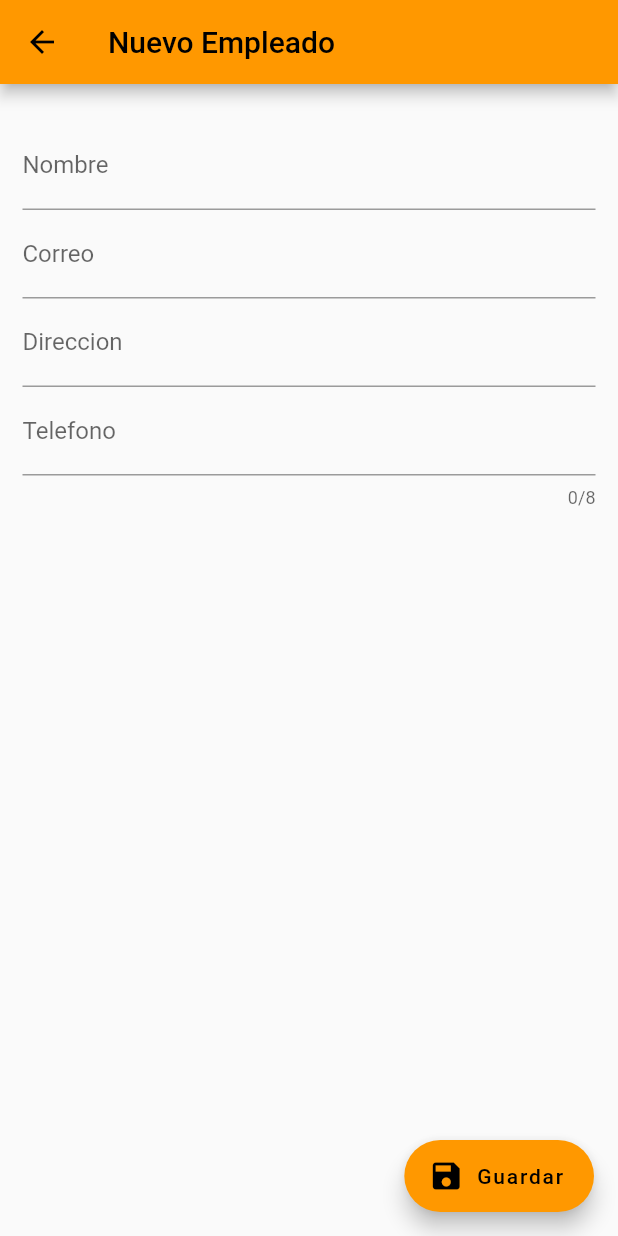
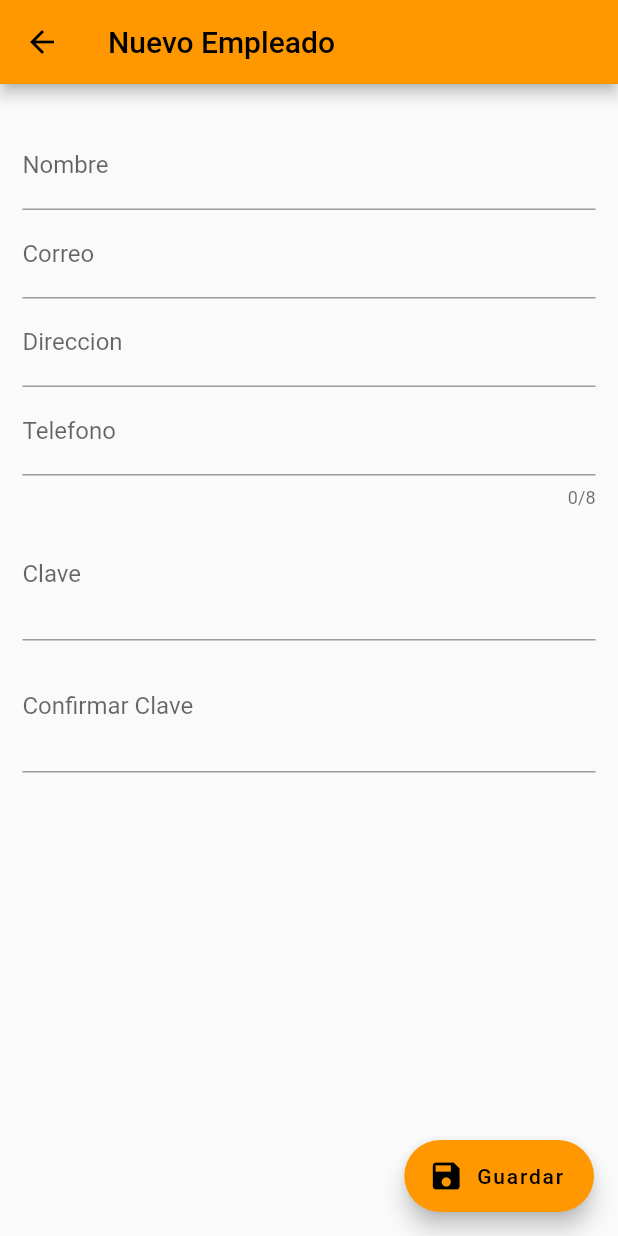
Before and after one commit to robert-virtual/lacteos_san_esteban_app, a Flutter app: the EmpleadosForm screen opened by its route, on a phone screen of 412 x 824 dp. Run offline on Flutter 3.47's test engine with Material 2 defaults, Android fonts, the phone set to English and light mode, and no system bars; our stand-ins replace cloud_firestore, firebase_auth, firebase_core, get; accounts and stored records are empty; network calls fail.

Commit message:
password textfileds

```diff
--- a/lib/pages/empleados/empleados_form.dart
+++ b/lib/pages/empleados/empleados_form.dart
@@ -12,6 +12,8 @@ class EmpleadosForm extends StatelessWidget {
   final correo = TextEditingController();
   final direccion = TextEditingController();
   final telefono = TextEditingController();
+  final clave = TextEditingController();
+  final confirmarClave = TextEditingController();
   // cliente
 
   final empleadosRef = FirebaseFirestore.instance
@@ -60,6 +62,24 @@ class EmpleadosForm extends StatelessWidget {
                 label: Text("Telefono"),
               ),
             ),
+            TextField(
+              controller: clave,
+              obscureText: true,
+              decoration: InputDecoration(
+                suffix: IconButton(
+                    onPressed: () {}, icon: const Icon(Icons.password)),
+                label: const Text("Clave"),
+              ),
+            ),
+            TextField(
+              controller: confirmarClave,
+              obscureText: true,
+              decoration: InputDecoration(
+                suffix: IconButton(
+                    onPressed: () {}, icon: const Icon(Icons.password)),
+                label: const Text("Confirmar Clave"),
+              ),
+            ),
           ],
         ),
       ),
```
Also changed, not shown: lib/pages/login_page.dart (+7 -3 lines).
